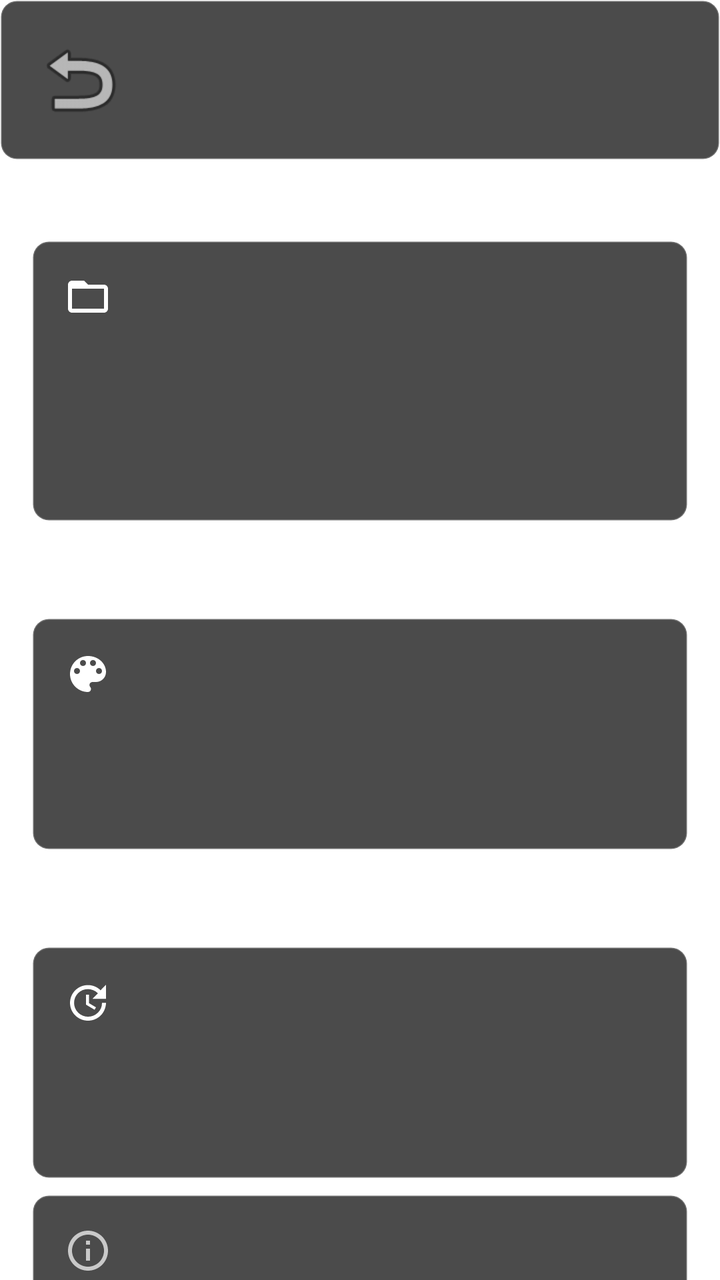
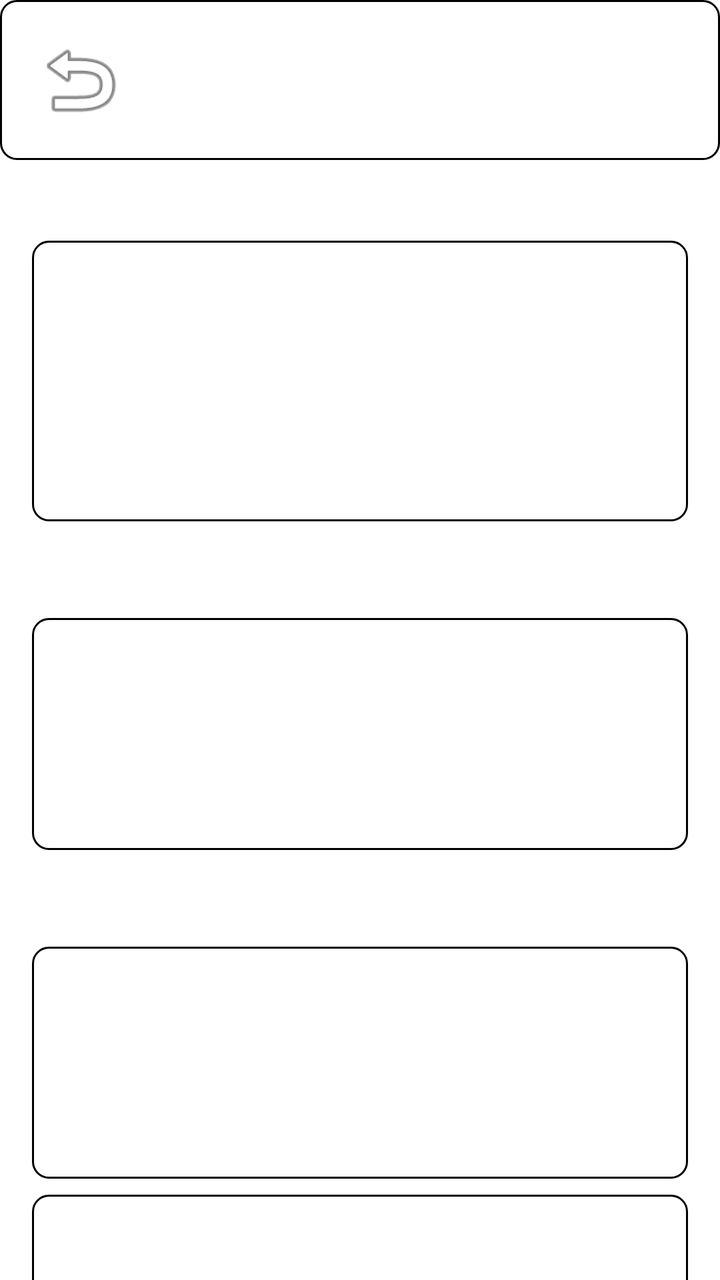

An Android layout rendered at two revisions. The XML below is the earlier revision; the diff shows what the commit changed to produce the second picture.
<!-- AndroidManifest.xml: application theme Theme.App.Starting -->
<!-- res/layout/activity_settings.xml -->
<?xml version="1.0" encoding="utf-8"?>
<androidx.constraintlayout.widget.ConstraintLayout xmlns:android="http://schemas.android.com/apk/res/android"
    xmlns:app="http://schemas.android.com/apk/res-auto"
    xmlns:tools="http://schemas.android.com/tools"
    android:layout_width="match_parent"
    android:layout_height="match_parent"
    android:background="?attr/colorSurface"
    tools:context=".SettingsActivity">

    <androidx.constraintlayout.widget.ConstraintLayout
        android:id="@+id/header"
        android:layout_width="match_parent"
        android:layout_height="wrap_content"
        android:background="@drawable/bg_tactical_panel"
        android:padding="16dp"
        app:layout_constraintTop_toTopOf="parent">

        <ImageButton
            android:id="@+id/btnBack"
            android:layout_width="48dp"
            android:layout_height="48dp"
            android:background="?attr/selectableItemBackgroundBorderless"
            android:contentDescription="@string/cd_back"
            android:src="@android:drawable/ic_menu_revert"
            app:layout_constraintBottom_toBottomOf="parent"
            app:layout_constraintStart_toStartOf="parent"
            app:layout_constraintTop_toTopOf="parent"
            app:tint="?attr/colorOnSurface" />

        <TextView
            android:layout_width="wrap_content"
            android:layout_height="wrap_content"
            android:layout_marginStart="16dp"
            android:fontFamily="monospace"
            android:letterSpacing="0.1"
            android:text="@string/title_settings"
            android:textColor="?attr/colorPrimary"
            android:textSize="20sp"
            android:textStyle="bold"
            app:layout_constraintBottom_toBottomOf="parent"
            app:layout_constraintStart_toEndOf="@id/btnBack"
            app:layout_constraintTop_toTopOf="parent" />

    </androidx.constraintlayout.widget.ConstraintLayout>

    <ScrollView
        android:layout_width="match_parent"
        android:layout_height="0dp"
        android:scrollbars="vertical"
        app:layout_constraintBottom_toBottomOf="parent"
        app:layout_constraintTop_toBottomOf="@id/header">

        <LinearLayout
            android:layout_width="match_parent"
            android:layout_height="wrap_content"
            android:orientation="vertical"
            android:padding="16dp">

            <TextView
                android:layout_width="wrap_content"
                android:layout_height="wrap_content"
                android:layout_marginStart="4dp"
                android:layout_marginBottom="8dp"
                android:alpha="0.8"
                android:fontFamily="monospace"
                android:text="@string/section_storage"
                android:textColor="?attr/colorSecondary"
                android:textSize="12sp"
                android:textStyle="bold" />

            <androidx.constraintlayout.widget.ConstraintLayout
                android:id="@+id/cardDirectory"
                android:layout_width="match_parent"
                android:layout_height="wrap_content"
                android:layout_marginBottom="24dp"
                android:background="@drawable/bg_tactical_panel"
                android:padding="16dp">

                <ImageView
                    android:id="@+id/iconFolder"
                    android:layout_width="24dp"
                    android:layout_height="24dp"
                    android:importantForAccessibility="no"
                    android:src="@drawable/ic_folder_open"
                    app:layout_constraintStart_toStartOf="parent"
                    app:layout_constraintTop_toTopOf="parent"
                    app:tint="?attr/colorSecondary" />

                <TextView
                    android:layout_width="wrap_content"
                    android:layout_height="wrap_content"
                    android:layout_marginStart="16dp"
                    android:fontFamily="monospace"
                    android:text="@string/label_target_dir"
                    android:textColor="?attr/colorOnSurface"
                    android:textSize="16sp"
                    app:layout_constraintBottom_toBottomOf="@id/iconFolder"
                    app:layout_constraintStart_toEndOf="@id/iconFolder"
                    app:layout_constraintTop_toTopOf="@id/iconFolder" />

                <TextView
                    android:id="@+id/txtCurrentPath"
                    android:layout_width="0dp"
                    android:layout_height="wrap_content"
                    android:layout_marginTop="8dp"
                    android:alpha="0.7"
                    android:fontFamily="monospace"
                    android:text="@string/default_path"
                    android:textColor="?attr/colorOnSurface"
                    android:textSize="12sp"
                    app:layout_constraintEnd_toEndOf="parent"
                    app:layout_constraintStart_toStartOf="@id/iconFolder"
                    app:layout_constraintTop_toBottomOf="@id/iconFolder" />

                <Button
                    android:id="@+id/btnChangeDir"
                    style="@style/Widget.Material3.Button.OutlinedButton"
                    android:layout_width="match_parent"
                    android:layout_height="wrap_content"
                    android:layout_marginTop="12dp"
                    android:fontFamily="monospace"
                    android:text="@string/btn_change_path"
                    android:textColor="?attr/colorPrimary"
                    app:layout_constraintTop_toBottomOf="@id/txtCurrentPath"
                    app:strokeColor="?attr/colorPrimary" />

            </androidx.constraintlayout.widget.ConstraintLayout>

            <TextView
                android:layout_width="wrap_content"
                android:layout_height="wrap_content"
                android:layout_marginStart="4dp"
                android:layout_marginBottom="8dp"
                android:alpha="0.8"
                android:fontFamily="monospace"
                android:text="@string/section_interface"
                android:textColor="?attr/colorSecondary"
                android:textSize="12sp"
                android:textStyle="bold" />

            <androidx.constraintlayout.widget.ConstraintLayout
                android:id="@+id/cardTheme"
                android:layout_width="match_parent"
                android:layout_height="wrap_content"
                android:layout_marginBottom="24dp"
                android:background="@drawable/bg_tactical_panel"
                android:padding="16dp">

                <ImageView
                    android:id="@+id/iconTheme"
                    android:layout_width="24dp"
                    android:layout_height="24dp"
                    android:importantForAccessibility="no"
                    android:src="@drawable/ic_palette"
                    app:layout_constraintStart_toStartOf="parent"
                    app:layout_constraintTop_toTopOf="parent"
                    app:tint="?attr/colorSecondary" />

                <TextView
                    android:layout_width="wrap_content"
                    android:layout_height="wrap_content"
                    android:layout_marginStart="16dp"
                    android:fontFamily="monospace"
                    android:text="@string/label_hud_theme"
                    android:textColor="?attr/colorOnSurface"
                    android:textSize="16sp"
                    app:layout_constraintBottom_toBottomOf="@id/iconTheme"
                    app:layout_constraintStart_toEndOf="@id/iconTheme"
                    app:layout_constraintTop_toTopOf="@id/iconTheme" />

                <Button
                    android:id="@+id/btnChangeTheme"
                    style="@style/Widget.Material3.Button.OutlinedButton"
                    android:layout_width="match_parent"
                    android:layout_height="wrap_content"
                    android:layout_marginTop="12dp"
                    android:fontFamily="monospace"
                    android:text="@string/theme_button_placeholder"
                    android:textColor="?attr/colorPrimary"
                    app:layout_constraintTop_toBottomOf="@id/iconTheme"
                    app:strokeColor="?attr/colorPrimary" />

            </androidx.constraintlayout.widget.ConstraintLayout>

            <TextView
                android:layout_width="wrap_content"
                android:layout_height="wrap_content"
                android:layout_marginStart="4dp"
                android:layout_marginBottom="8dp"
                android:alpha="0.8"
                android:fontFamily="monospace"
                android:text="@string/section_system"
                android:textColor="?attr/colorSecondary"
                android:textSize="12sp"
                android:textStyle="bold" />

            <androidx.constraintlayout.widget.ConstraintLayout
                android:layout_width="match_parent"
                android:layout_height="wrap_content"
                android:layout_marginBottom="8dp"
                android:background="@drawable/bg_tactical_panel"
                android:padding="16dp">

                <ImageView
                    android:id="@+id/iconUpdate"
                    android:layout_width="24dp"
                    android:layout_height="24dp"
                    android:importantForAccessibility="no"
                    android:src="@drawable/ic_update"
                    app:layout_constraintStart_toStartOf="parent"
                    app:layout_constraintTop_toTopOf="parent"
                    app:tint="?attr/colorSecondary" />

                <TextView
                    android:layout_width="wrap_content"
                    android:layout_height="wrap_content"
                    android:layout_marginStart="16dp"
                    android:fontFamily="monospace"
                    android:text="@string/label_check_updates"
                    android:textColor="?attr/colorOnSurface"
                    android:textSize="16sp"
                    app:layout_constraintBottom_toBottomOf="@id/iconUpdate"
                    app:layout_constraintStart_toEndOf="@id/iconUpdate"
                    app:layout_constraintTop_toTopOf="@id/iconUpdate" />

                <Button
                    android:id="@+id/btnCheckUpdate"
                    style="@style/Widget.Material3.Button.OutlinedButton"
                    android:layout_width="match_parent"
                    android:layout_height="wrap_content"
                    android:layout_marginTop="12dp"
                    android:fontFamily="monospace"
                    android:text="@string/btn_scan_network"
                    android:textColor="?attr/colorPrimary"
                    app:layout_constraintTop_toBottomOf="@id/iconUpdate"
                    app:strokeColor="?attr/colorPrimary" />

            </androidx.constraintlayout.widget.ConstraintLayout>

            <androidx.constraintlayout.widget.ConstraintLayout
                android:layout_width="match_parent"
                android:layout_height="wrap_content"
                android:background="@drawable/bg_tactical_panel"
                android:padding="16dp">

                <ImageView
                    android:id="@+id/iconInfo"
                    android:layout_width="24dp"
                    android:layout_height="24dp"
                    android:alpha="0.7"
                    android:importantForAccessibility="no"
                    android:src="@drawable/ic_info_outline"
                    app:layout_constraintStart_toStartOf="parent"
                    app:layout_constraintTop_toTopOf="parent"
                    app:tint="?attr/colorOnSurface" />

                <TextView
                    android:layout_width="wrap_content"
                    android:layout_height="wrap_content"
                    android:layout_marginStart="16dp"
                    android:alpha="0.7"
                    android:fontFamily="monospace"
                    android:text="@string/label_about"
                    android:textColor="?attr/colorOnSurface"
                    android:textSize="16sp"
                    app:layout_constraintBottom_toBottomOf="@id/iconInfo"
                    app:layout_constraintStart_toEndOf="@id/iconInfo"
                    app:layout_constraintTop_toTopOf="@id/iconInfo" />

                <TextView
                    android:id="@+id/txtVersion"
                    android:layout_width="wrap_content"
                    android:layout_height="wrap_content"
                    android:layout_marginTop="8dp"
                    android:alpha="0.7"
                    android:fontFamily="monospace"
                    android:text="@string/about_placeholder"
                    android:textColor="?attr/colorOnSurface"
                    android:textSize="12sp"
                    app:layout_constraintStart_toStartOf="@id/iconInfo"
                    app:layout_constraintTop_toBottomOf="@id/iconInfo" />

            </androidx.constraintlayout.widget.ConstraintLayout>

        </LinearLayout>
    </ScrollView>
</androidx.constraintlayout.widget.ConstraintLayout>
<!-- resources referenced by this layout -->
<resources>
  <!-- drawable bg_tactical_panel (drawable) -->
  <shape xmlns:android="http://schemas.android.com/apk/res/android">
      <solid android:color="@color/panel_bg" />
      <stroke android:width="1dp" android:color="@color/border_color" />
      <corners android:radius="8dp" />
  </shape>
  <!-- drawable ic_folder_open (drawable) -->
  <vector xmlns:android="http://schemas.android.com/apk/res/android"
      android:width="24dp"
      android:height="24dp"
      android:viewportWidth="24"
      android:viewportHeight="24">
      <path
          android:fillColor="#FFFFFF"
          android:pathData="M20,6h-8l-2,-2H4C2.9,4 2,4.9 2,6v12c0,1.1 0.9,2 2,2h16c1.1,0 2,-0.9 2,-2V8C22,6.9 21.1,6 20,6zM20,18H4V8h16V18z"/>
  </vector>
  <!-- drawable ic_info_outline (drawable) -->
  <vector xmlns:android="http://schemas.android.com/apk/res/android"
      android:width="24dp"
      android:height="24dp"
      android:viewportWidth="24"
      android:viewportHeight="24">
      <path
          android:fillColor="#FFFFFF"
          android:pathData="M11,17h2v-6h-2v6zM12,2C6.48,2 2,6.48 2,12s4.48,10 10,10 10,-4.48 10,-10S17.52,2 12,2zM12,20c-4.41,0 -8,-3.59 -8,-8s3.59,-8 8,-8 8,3.59 8,8 -3.59,8 -8,8zM11,9h2L13,7h-2v2z"/>
  </vector>
  <string name="about_placeholder">VERSION: --\nBUILD: --\nDEV: DARKRED1145</string>
  <string name="btn_change_path">CHANGE PATH</string>
  <string name="btn_scan_network">SCAN NETWORK</string>
  <string name="cd_back">Return to Menu</string>
  <string name="default_path">/Pictures/GeoHUD (Default)</string>
  <string name="label_about">ABOUT GeoHUD</string>
  <string name="label_check_updates">CHECK FOR UPDATES</string>
  <string name="label_hud_theme">HUD THEME</string>
  <string name="label_target_dir">TARGET DIRECTORY</string>
  <string name="section_interface">INTERFACE</string>
  <string name="section_storage">DATA STORAGE</string>
  <string name="section_system">SYSTEM</string>
  <string name="theme_button_placeholder">MIKU (01 TEAL)</string>
  <string name="title_settings">CONFIGURATION</string>
  <style name="Theme.App.Starting" parent="Theme.SplashScreen">
          <item name="windowSplashScreenBackground">#051413</item>
          <item name="windowSplashScreenAnimatedIcon">@mipmap/ic_launcher_foreground</item>
          <item name="postSplashScreenTheme">@style/Theme.GeoHUD</item>
      </style>
  <color name="panel_bg">#CC1E1E1E</color>
  <color name="border_color">#33FFFFFF</color>
  <style name="Theme.GeoHUD" parent="Theme.Material3.DayNight.NoActionBar">
          <item name="colorPrimary">#39C5BB</item>
          <item name="colorOnPrimary">#000000</item>
          <item name="colorPrimaryContainer">#004D46</item>
          <item name="colorOnPrimaryContainer">#B2DFDB</item>
  
          <item name="colorSecondary">#E91E63</item>
          <item name="colorOnSecondary">#FFFFFF</item>
  
          <item name="android:statusBarColor">#051413</item>
          <item name="android:windowBackground">#051413</item>
          <item name="android:navigationBarColor">#051413</item>
  
          <item name="colorSurface">#0A2120</item>
          <item name="colorOnSurface">#E0F2F1</item>
      </style>
  <!-- unchanged entries left out for length: 2 -->
</resources>

<!-- the commit's change to res/layout/activity_settings.xml (unified diff, before → after) -->
@@ -2,6 +2,7 @@
 <androidx.constraintlayout.widget.ConstraintLayout xmlns:android="http://schemas.android.com/apk/res/android"
     xmlns:app="http://schemas.android.com/apk/res-auto"
     xmlns:tools="http://schemas.android.com/tools"
+    android:id="@+id/root"
     android:layout_width="match_parent"
     android:layout_height="match_parent"
     android:background="?attr/colorSurface"
<!-- resource entries referenced after the edit -->
@@ -1,9 +1,12 @@
 <!-- resources referenced by this layout -->
 <resources>
   <!-- drawable bg_tactical_panel (drawable) -->
+  <?xml version="1.0" encoding="utf-8"?>
   <shape xmlns:android="http://schemas.android.com/apk/res/android">
-      <solid android:color="@color/panel_bg" />
-      <stroke android:width="1dp" android:color="@color/border_color" />
+      <solid android:color="?attr/panelBackgroundColor" />
+      <stroke
+          android:width="1dp"
+          android:color="?attr/borderColor" />
       <corners android:radius="8dp" />
   </shape>
   <!-- drawable ic_folder_open (drawable) -->
@@ -44,10 +47,11 @@
           <item name="windowSplashScreenBackground">#051413</item>
           <item name="windowSplashScreenAnimatedIcon">@mipmap/ic_launcher_foreground</item>
           <item name="postSplashScreenTheme">@style/Theme.GeoHUD</item>
+          <item name="android:windowLightStatusBar">false</item>
       </style>
   <color name="panel_bg">#CC1E1E1E</color>
   <color name="border_color">#33FFFFFF</color>
-  <style name="Theme.GeoHUD" parent="Theme.Material3.DayNight.NoActionBar">
+  <style name="Theme.GeoHUD" parent="Theme.Material3.Dark.NoActionBar">
           <item name="colorPrimary">#39C5BB</item>
           <item name="colorOnPrimary">#000000</item>
           <item name="colorPrimaryContainer">#004D46</item>
@@ -56,13 +60,22 @@
           <item name="colorSecondary">#E91E63</item>
           <item name="colorOnSecondary">#FFFFFF</item>
   
+          <item name="colorError">@color/tactical_red</item>
+          <item name="colorOnError">@color/white</item>
+  
           <item name="android:statusBarColor">#051413</item>
           <item name="android:windowBackground">#051413</item>
           <item name="android:navigationBarColor">#051413</item>
+          <item name="android:windowLightStatusBar">false</item>
   
           <item name="colorSurface">#0A2120</item>
           <item name="colorOnSurface">#E0F2F1</item>
+  
+          <item name="panelBackgroundColor">@color/panel_bg</item>
+          <item name="borderColor">@color/border_color</item>
       </style>
+  <color name="tactical_red">#D32F2F</color>
+  <color name="white">#FFFFFFFF</color>
   <!-- unchanged entries left out for length: 2 -->
 </resources>
 
